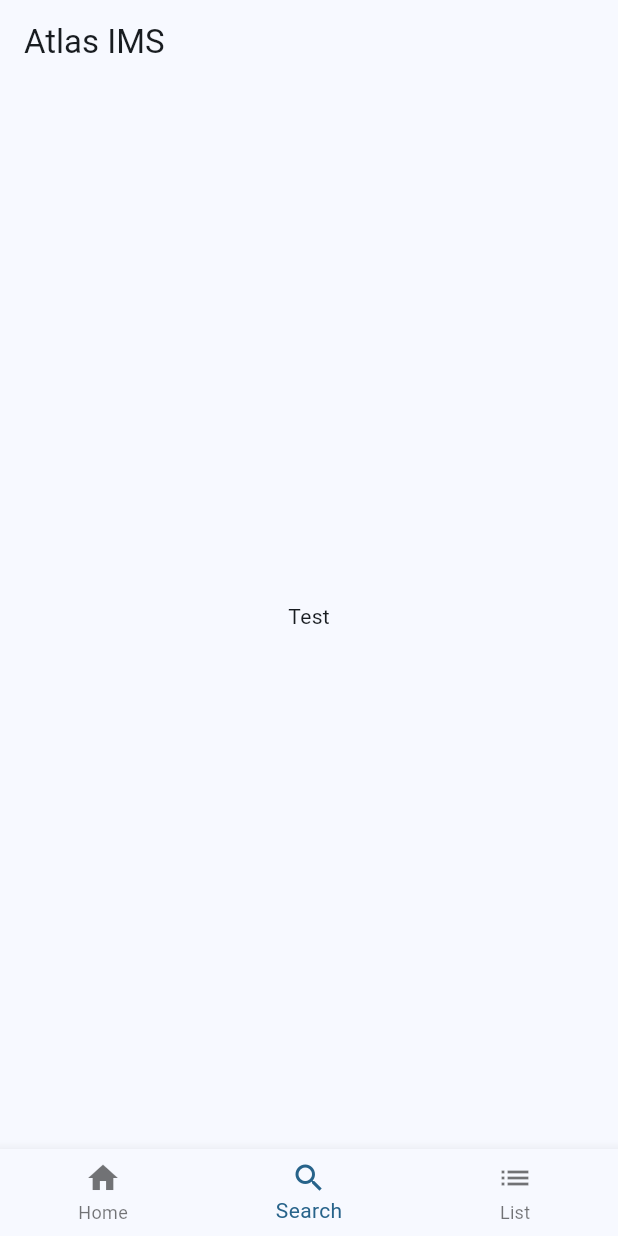
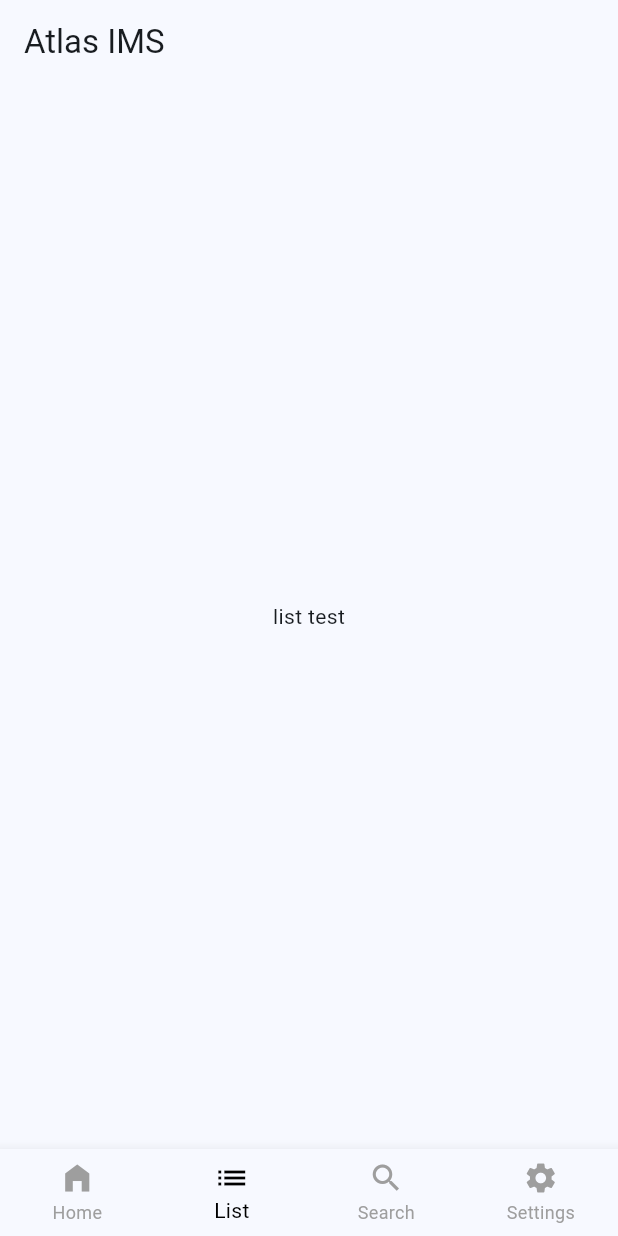
Before and after one commit to mycatdaphne/AtlasIMS, a Flutter app: the screen it shows after launch, item 2 of the bottom bar chosen, on a phone screen of 412 x 824 dp. Run offline on Flutter 3.47's test engine with Material 3 defaults, Android fonts, the phone set to English and light mode, and no system bars; our stand-ins replace go_router.

Commit message:
added list and settings view. add list, settings to nav.

```diff
--- a/atlas_ims/lib/main.dart
+++ b/atlas_ims/lib/main.dart
@@ -11,7 +11,7 @@ class AtlasIMS extends StatelessWidget {
   @override
   Widget build(BuildContext context) {
     return MaterialApp(
-      title: 'Navigation',
+      title: 'Atlas IMS',
       theme: ThemeData(colorScheme: .fromSeed(seedColor: Colors.lightBlue)),
       home: const AtlasHome(title: 'Atlas IMS'),
     );
--- a/atlas_ims/lib/views/home.dart
+++ b/atlas_ims/lib/views/home.dart
@@ -1,4 +1,7 @@
 import 'package:atlas_ims/views/search.dart';
+import 'package:atlas_ims/views/list.dart';
+import 'package:atlas_ims/views/settings.dart';
+
 import 'package:flutter/material.dart';
 
 class AtlasHome extends StatefulWidget {
@@ -16,8 +19,9 @@ class _AtlasHomeState extends State<AtlasHome> {
 
   final List<Widget> _pages = [
     const Center(child: Text('Home')),
+    const AtlasList(title: 'List'),
     const AtlasSearch(title: 'Search'),
-    const Center(child: Text('#3')),
+    const AtlasSettings(title: 'Settings'),
   ];
 
   // void _incrementCounter() {
@@ -38,7 +42,10 @@ class _AtlasHomeState extends State<AtlasHome> {
       children: _pages,
     ),
     bottomNavigationBar: BottomNavigationBar(
+      type: BottomNavigationBarType.fixed,
       currentIndex: _selectedIndex,
+      unselectedItemColor: Colors.grey,
+      selectedItemColor: Colors.black,
       onTap: (index) {
         setState(() {
           _selectedIndex = index;
@@ -46,17 +53,21 @@ class _AtlasHomeState extends State<AtlasHome> {
       },
       items: const [
         BottomNavigationBarItem(
-          icon: Icon(Icons.home),
+          icon: Icon(Icons.home_filled),
           label: 'Home',
+        ),
+        BottomNavigationBarItem(
+          icon: Icon(Icons.list),
+          label: 'List',
         ),
         BottomNavigationBarItem(
           icon: Icon(Icons.search),
           label: 'Search',
         ),
         BottomNavigationBarItem(
-          icon: Icon(Icons.list),
-          label: 'List',
-        ),
+          icon: Icon(Icons.settings),
+          label: 'Settings',
+          )
       ],
     )
     );
--- /dev/null
+++ b/atlas_ims/lib/views/list.dart
@@ -0,0 +1,18 @@
+import 'package:flutter/material.dart';
+
+class AtlasList extends StatefulWidget {
+  const AtlasList ({super.key, required this.title});
+
+  final String title;
+
+  @override
+  State<AtlasList> createState() => _AtlasListState();
+}
+
+class _AtlasListState extends State<AtlasList> {
+
+  @override
+  Widget build(BuildContext context) {
+    return Center(child: Text('list test'),);
+  }
+}
--- a/atlas_ims/lib/views/search.dart
+++ b/atlas_ims/lib/views/search.dart
@@ -14,7 +14,7 @@ class _AtlasSearchState extends State<AtlasSearch> {
   @override
   Widget build(BuildContext context) {
     return Center(
-        child: Text('Test'),
+        child: Text('search test'),
     );
   }
 }
```
Also changed, not shown: atlas_ims/lib/views/settings.dart (added, +21 -0 lines), 1 other file.
